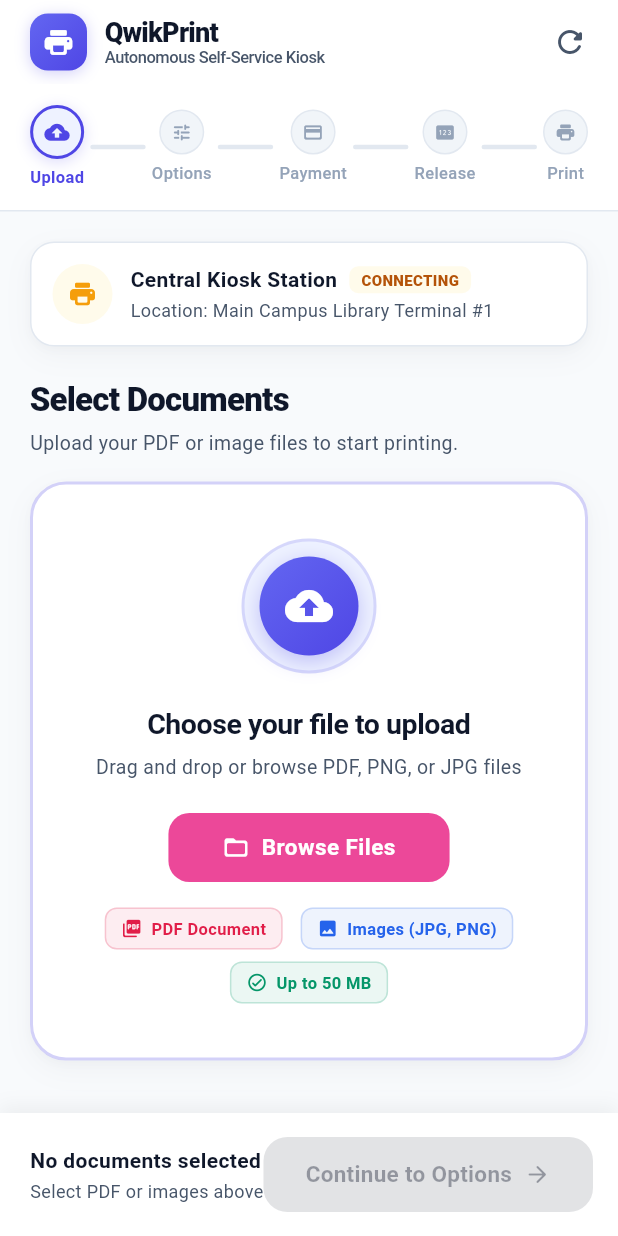
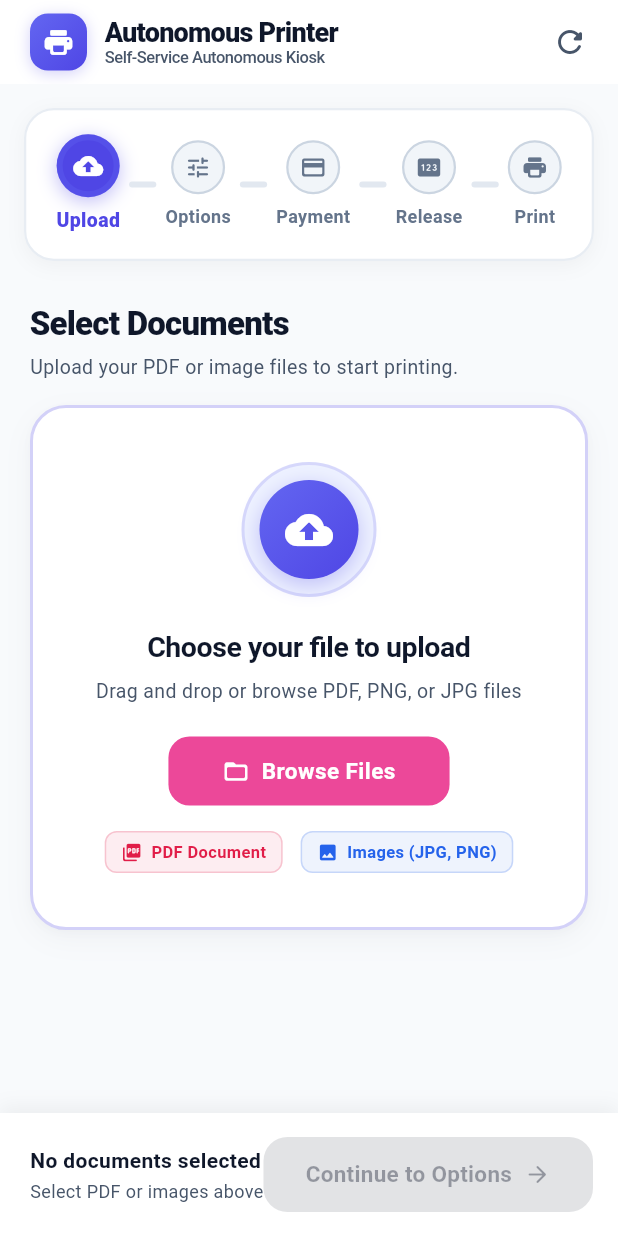
Before and after one commit to RamPrasathM-2005/Autonomous-Printer, a Flutter app: the screen it shows after launch, on a phone screen of 412 x 824 dp. Run offline on Flutter 3.47's test engine with Material 3 defaults, Android fonts, the phone set to English and light mode, and no system bars; our stand-ins replace file_picker, shared_preferences; missing offline and left inert: dart:js_interop; network calls fail.

Commit message:
feat: enhance UI, remove station card, add PDF/image preview, remove print quality, and rebrand to Autonomous Printer

```diff
--- a/frontend/lib/main.dart
+++ b/frontend/lib/main.dart
@@ -15,7 +15,7 @@ class PrintApp extends StatelessWidget {
   @override
   Widget build(BuildContext context) {
     return MaterialApp(
-      title: 'QwikPrint Kiosk',
+      title: 'Autonomous Printer',
       debugShowCheckedModeBanner: false,
       theme: AppTheme.lightTheme,
       home: const UploadScreen(),
--- a/frontend/lib/screens/otp_release_screen.dart
+++ b/frontend/lib/screens/otp_release_screen.dart
@@ -182,7 +182,6 @@ class _OtpReleaseScreenState extends State<OtpReleaseScreen> {
       body: Column(
         children: [
           const WorkflowStepper(currentStep: 4),
-          const Divider(height: 1),
           Expanded(
             child: SingleChildScrollView(
               padding: const EdgeInsets.symmetric(horizontal: 20, vertical: 20),
--- a/frontend/lib/screens/payment_screen.dart
+++ b/frontend/lib/screens/payment_screen.dart
@@ -167,7 +167,6 @@ class _PaymentScreenState extends State<PaymentScreen> {
       body: Column(
         children: [
           const WorkflowStepper(currentStep: 3),
-          const Divider(height: 1),
           Expanded(
             child: SingleChildScrollView(
               padding: const EdgeInsets.symmetric(horizontal: 20, vertical: 20),
--- a/frontend/lib/screens/upload_screen.dart
+++ b/frontend/lib/screens/upload_screen.dart
@@ -224,7 +224,7 @@ class _UploadScreenState extends State<UploadScreen> with SingleTickerProviderSt
                 mainAxisSize: MainAxisSize.min,
                 children: [
                   Text(
-                    'QwikPrint',
+                    'Autonomous Printer',
                     maxLines: 1,
                     overflow: TextOverflow.ellipsis,
                     style: TextStyle(
@@ -235,7 +235,7 @@ class _UploadScreenState extends State<UploadScreen> with SingleTickerProviderSt
                     ),
                   ),
                   Text(
-                    'Autonomous Self-Service Kiosk',
+                    'Self-Service Autonomous Kiosk',
                     maxLines: 1,
                     overflow: TextOverflow.ellipsis,
                     style: TextStyle(
@@ -272,21 +272,15 @@ class _UploadScreenState extends State<UploadScreen> with SingleTickerProviderSt
       body: Column(
         children: [
           const WorkflowStepper(currentStep: 1),
-          const Divider(height: 1),
           Expanded(
             child: SingleChildScrollView(
-              padding: const EdgeInsets.symmetric(horizontal: 20, vertical: 20),
+              padding: const EdgeInsets.symmetric(horizontal: 20, vertical: 16),
               child: Center(
                 child: ConstrainedBox(
                   constraints: const BoxConstraints(maxWidth: 720),
                   child: Column(
                     crossAxisAlignment: CrossAxisAlignment.start,
                     children: [
-                      // Kiosk Connection Banner
-                      _buildStationCard(),
-
-                      const SizedBox(height: 20),
-
                       // Section Title & File Count
                       Row(
                         mainAxisAlignment: MainAxisAlignment.spaceBetween,
@@ -523,84 +517,6 @@ class _UploadScreenState extends State<UploadScreen> with SingleTickerProviderSt
 
 
 
-  Widget _buildStationCard() {
-    final isOnline = _selectedStation?.status.toLowerCase() == 'online';
-    return Container(
-      padding: const EdgeInsets.all(14),
-      decoration: BoxDecoration(
-        color: AppTheme.surfaceWhite,
-        borderRadius: BorderRadius.circular(16),
-        border: Border.all(color: AppTheme.border),
-        boxShadow: AppTheme.cardShadow,
-      ),
-      child: Row(
-        children: [
-          Container(
-            padding: const EdgeInsets.all(10),
-            decoration: BoxDecoration(
-              color: isOnline ? AppTheme.successSurface : AppTheme.warningSurface,
-              shape: BoxShape.circle,
-            ),
-            child: Icon(
-              Icons.print_rounded,
-              color: isOnline ? AppTheme.success : AppTheme.warning,
-              size: 20,
-            ),
-          ),
-          const SizedBox(width: 12),
-          Expanded(
-            child: Column(
-              crossAxisAlignment: CrossAxisAlignment.start,
-              children: [
-                Row(
-                  children: [
-                    Flexible(
-                      child: Text(
-                        _selectedStation?.name ?? 'Central Kiosk Station',
-                        maxLines: 1,
-                        overflow: TextOverflow.ellipsis,
-                        style: const TextStyle(
-                          fontSize: 14,
-                          fontWeight: FontWeight.w700,
-                          color: AppTheme.textPrimary,
-                        ),
-                      ),
-                    ),
-                    const SizedBox(width: 8),
-                    Container(
-                      padding: const EdgeInsets.symmetric(horizontal: 8, vertical: 2),
-                      decoration: BoxDecoration(
-                        color: isOnline ? AppTheme.successSurface : AppTheme.warningSurface,
-                        borderRadius: BorderRadius.circular(6),
-                      ),
-                      child: Text(
-                        (isOnline ? 'ONLINE' : 'CONNECTING').toUpperCase(),
-                        style: TextStyle(
-                          fontSize: 10,
-                          fontWeight: FontWeight.w800,
-                          color: isOnline ? const Color(0xFF047857) : const Color(0xFFB45309),
-                        ),
-                      ),
-                    ),
-                  ],
-                ),
-                const SizedBox(height: 2),
-                Text(
-                  _selectedStation?.location ?? 'Location: Main Campus Library Terminal #1',
-                  maxLines: 1,
-                  overflow: TextOverflow.ellipsis,
-                  style: const TextStyle(
-                    fontSize: 12,
-                    color: AppTheme.textSecondary,
-                  ),
-                ),
-              ],
-            ),
-          ),
-        ],
-      ),
-    );
-  }
 
   Widget _buildDropzoneCard() {
     return Container(
@@ -722,7 +638,6 @@ class _UploadScreenState extends State<UploadScreen> with SingleTickerProviderSt
                 children: [
                   _buildFormatPill('PDF Document', Icons.picture_as_pdf_rounded, const Color(0xFFE11D48)),
                   _buildFormatPill('Images (JPG, PNG)', Icons.image_rounded, const Color(0xFF2563EB)),
-                  _buildFormatPill('Up to 50 MB', Icons.check_circle_outline_rounded, const Color(0xFF059669)),
                 ],
               ),
             ],
--- a/frontend/lib/widgets/workflow_stepper.dart
+++ b/frontend/lib/widgets/workflow_stepper.dart
@@ -20,8 +20,20 @@ class WorkflowStepper extends StatelessWidget {
   @override
   Widget build(BuildContext context) {
     return Container(
-      color: AppTheme.surfaceWhite,
-      padding: const EdgeInsets.symmetric(horizontal: 20, vertical: 14),
+      margin: const EdgeInsets.fromLTRB(16, 16, 16, 10),
+      padding: const EdgeInsets.symmetric(horizontal: 20, vertical: 16),
+      decoration: BoxDecoration(
+        color: AppTheme.surfaceWhite,
+        borderRadius: BorderRadius.circular(20),
+        border: Border.all(color: AppTheme.border.withValues(alpha: 0.8), width: 1.5),
+        boxShadow: [
+          BoxShadow(
+            color: Colors.black.withValues(alpha: 0.04),
+            blurRadius: 10,
+            offset: const Offset(0, 3),
+          ),
+        ],
+      ),
       child: Row(
         children: List.generate(_steps.length * 2 - 1, (i) {
           if (i.isOdd) {
@@ -30,11 +42,11 @@ class WorkflowStepper extends StatelessWidget {
             return Expanded(
               child: AnimatedContainer(
                 duration: const Duration(milliseconds: 300),
-                height: 3,
-                margin: const EdgeInsets.symmetric(horizontal: 4),
+                height: 4,
+                margin: const EdgeInsets.symmetric(horizontal: 6),
                 decoration: BoxDecoration(
-                  color: isPassed ? AppTheme.primary : AppTheme.border,
-                  borderRadius: BorderRadius.circular(2),
+                  color: isPassed ? AppTheme.primary : const Color(0xFFE2E8F0),
+                  borderRadius: BorderRadius.circular(3),
                 ),
               ),
             );
@@ -54,20 +66,20 @@ class WorkflowStepper extends StatelessWidget {
             bgColor = AppTheme.primary;
             iconColor = Colors.white;
           } else if (isCurrent) {
-            bgColor = AppTheme.primarySurface;
-            iconColor = AppTheme.primary;
-            border = Border.all(color: AppTheme.primary, width: 2);
+            bgColor = AppTheme.primary;
+            iconColor = Colors.white;
+            border = Border.all(color: const Color(0xFF6366F1).withValues(alpha: 0.3), width: 4);
             shadow = [
               BoxShadow(
-                color: AppTheme.primary.withOpacity(0.2),
-                blurRadius: 8,
-                offset: const Offset(0, 2),
+                color: AppTheme.primary.withValues(alpha: 0.35),
+                blurRadius: 10,
+                offset: const Offset(0, 3),
               ),
             ];
           } else {
-            bgColor = AppTheme.surfaceSubtle;
-            iconColor = AppTheme.textMuted;
-            border = Border.all(color: AppTheme.border, width: 1);
+            bgColor = const Color(0xFFF1F5F9);
+            iconColor = const Color(0xFF64748B);
+            border = Border.all(color: const Color(0xFFCBD5E1), width: 1.5);
           }
 
           return Column(
@@ -75,8 +87,8 @@ class WorkflowStepper extends StatelessWidget {
             children: [
               AnimatedContainer(
                 duration: const Duration(milliseconds: 250),
-                width: isCurrent ? 36 : 30,
-                height: isCurrent ? 36 : 30,
+                width: isCurrent ? 42 : 36,
+                height: isCurrent ? 42 : 36,
                 decoration: BoxDecoration(
                   color: bgColor,
                   shape: BoxShape.circle,
@@ -85,23 +97,25 @@ class WorkflowStepper extends StatelessWidget {
                 ),
                 child: Center(
                   child: isCompleted
-                      ? const Icon(Icons.check_rounded, size: 16, color: Colors.white)
+                      ? const Icon(Icons.check_rounded, size: 20, color: Colors.white)
                       : Icon(
                           stepData['icon'] as IconData,
-                          size: isCurrent ? 17 : 14,
+                          size: isCurrent ? 20 : 18,
                           color: iconColor,
                         ),
                 ),
               ),
-              const SizedBox(height: 4),
+              const SizedBox(height: 6),
               Text(
                 stepData['label'] as String,
                 style: TextStyle(
-                  fontSize: 11,
-                  fontWeight: isCurrent ? FontWeight.w700 : (isCompleted ? FontWeight.w600 : FontWeight.w500),
+                  fontSize: isCurrent ? 13 : 12,
+                  fontWeight: isCurrent
+                      ? FontWeight.w800
+                      : (isCompleted ? FontWeight.w700 : FontWeight.w600),
                   color: isCurrent
                       ? AppTheme.primary
-                      : (isCompleted ? AppTheme.textPrimary : AppTheme.textMuted),
+                      : (isCompleted ? AppTheme.textPrimary : const Color(0xFF64748B)),
                 ),
               ),
             ],
```
Also changed, not shown: frontend/lib/screens/print_options_screen.dart (+230 -174 lines), 1 other file.
